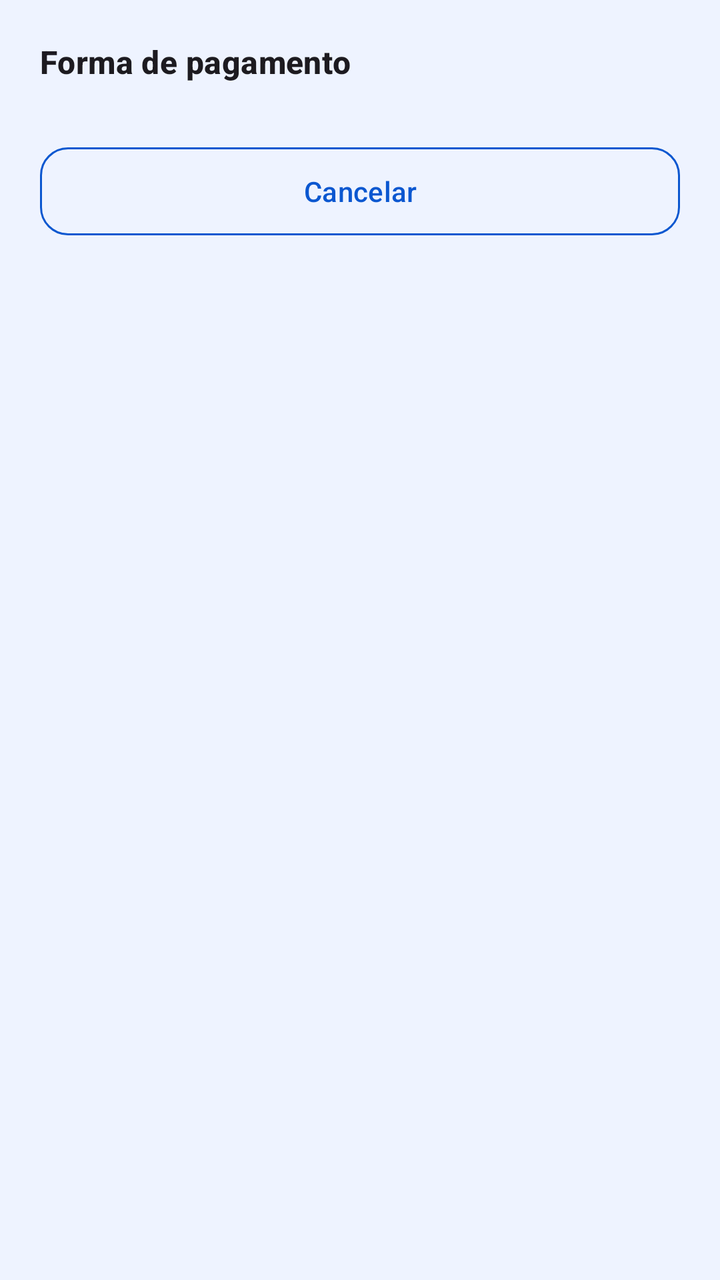
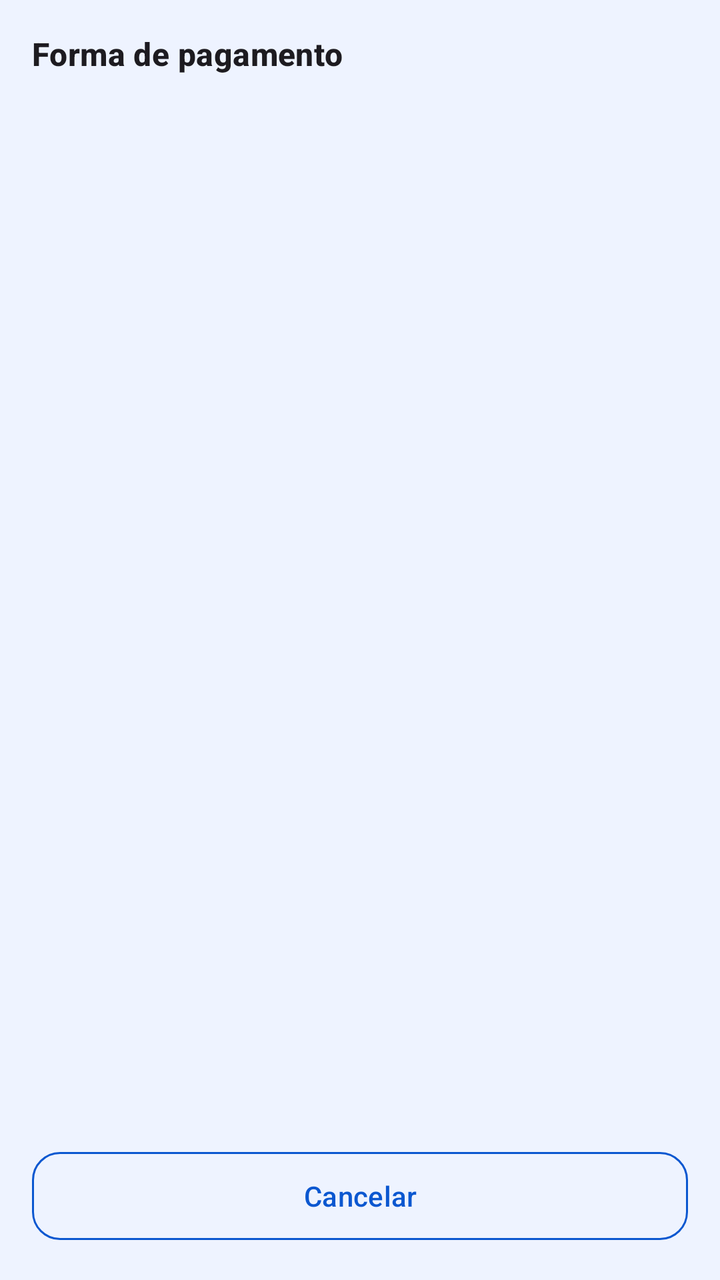

The first picture is an Android layout as it rendered before a commit; the second is the same layout after the commit. The layout source and the unified diff follow.
<!-- AndroidManifest.xml: application theme Theme.AppSiTefSmartPos -->
<!-- res/layout/dialog_tef_menu_options.xml -->
<?xml version="1.0" encoding="utf-8"?>
<LinearLayout xmlns:android="http://schemas.android.com/apk/res/android"
    android:layout_width="match_parent"
    android:layout_height="wrap_content"
    android:orientation="vertical"
    android:padding="20dp">

    <TextView
        android:id="@+id/tvMenuTitle"
        android:layout_width="match_parent"
        android:layout_height="wrap_content"
        android:text="Forma de pagamento"
        android:textAppearance="?attr/textAppearanceTitleMedium"
        android:textStyle="bold" />

    <ScrollView
        android:layout_width="match_parent"
        android:layout_height="wrap_content"
        android:layout_marginTop="16dp"
        android:fillViewport="true"
        android:overScrollMode="never">

        <LinearLayout
            android:id="@+id/containerMenuButtons"
            android:layout_width="match_parent"
            android:layout_height="wrap_content"
            android:orientation="vertical" />

    </ScrollView>

    <com.google.android.material.button.MaterialButton
        android:id="@+id/btnMenuCancel"
        style="@style/Widget.AppSiTefSmartPos.Button.Secondary"
        android:layout_width="match_parent"
        android:layout_height="wrap_content"
        android:layout_marginTop="12dp"
        android:text="Cancelar" />

</LinearLayout>
<!-- resources referenced by this layout -->
<resources>
  <style name="Widget.AppSiTefSmartPos.Button.Secondary" parent="Widget.Material3.Button.OutlinedButton">
          <item name="android:minHeight">52dp</item>
          <item name="cornerRadius">14dp</item>
          <item name="android:textAllCaps">false</item>
          <item name="strokeColor">?attr/colorPrimary</item>
          <item name="android:textColor">?attr/colorPrimary</item>
      </style>
  <style name="Theme.AppSiTefSmartPos" parent="Theme.Material3.DayNight.NoActionBar">
          <item name="colorPrimary">@color/brand_primary</item>
          <item name="colorOnPrimary">@color/brand_on_primary</item>
          <item name="colorPrimaryContainer">@color/brand_primary_container</item>
          <item name="colorOnPrimaryContainer">@color/brand_on_primary_container</item>
          <item name="colorSecondary">@color/brand_secondary</item>
          <item name="colorOnSecondary">@color/brand_on_secondary</item>
          <item name="colorSecondaryContainer">@color/brand_secondary_container</item>
          <item name="colorOnSecondaryContainer">@color/brand_on_secondary_container</item>
          <item name="colorTertiary">@color/brand_tertiary</item>
          <item name="colorOnTertiary">@color/brand_on_tertiary</item>
          <item name="colorSurface">@color/brand_surface</item>
          <item name="android:colorBackground">@color/brand_background</item>
          <item name="colorOnSurface">@color/brand_on_surface</item>
          <item name="colorOutline">@color/brand_outline</item>
          <item name="colorOutlineVariant">@color/brand_outline</item>
          <item name="android:statusBarColor" tools:targetApi="l">?attr/colorSurface</item>
      </style>
  <color name="brand_primary">#0B57D0</color>
  <color name="brand_on_primary">#FFFFFF</color>
  <color name="brand_primary_container">#D8E2FF</color>
  <color name="brand_on_primary_container">#001A43</color>
  <color name="brand_secondary">#2B4F8C</color>
  <color name="brand_on_secondary">#FFFFFF</color>
  <color name="brand_secondary_container">#DCE8FF</color>
  <color name="brand_on_secondary_container">#0E1D36</color>
  <color name="brand_tertiary">#1F6FEB</color>
  <color name="brand_on_tertiary">#FFFFFF</color>
  <color name="brand_surface">#F7F9FF</color>
  <color name="brand_background">#EEF3FF</color>
  <color name="brand_on_surface">#0F172A</color>
  <color name="brand_outline">#7A879A</color>
</resources>

<!-- the commit's change to res/layout/dialog_tef_menu_options.xml (unified diff, before → after) -->
@@ -1,24 +1,29 @@
 <?xml version="1.0" encoding="utf-8"?>
 <LinearLayout xmlns:android="http://schemas.android.com/apk/res/android"
+    android:id="@+id/rootMenuOptions"
     android:layout_width="match_parent"
-    android:layout_height="wrap_content"
+    android:layout_height="match_parent"
     android:orientation="vertical"
-    android:padding="20dp">
+    android:padding="16dp">
 
     <TextView
         android:id="@+id/tvMenuTitle"
         android:layout_width="match_parent"
         android:layout_height="wrap_content"
-        android:text="Forma de pagamento"
+        android:text="@string/tef_menu_title_payment"
         android:textAppearance="?attr/textAppearanceTitleMedium"
         android:textStyle="bold" />
 
     <ScrollView
+        android:id="@+id/scrollMenuOptions"
         android:layout_width="match_parent"
-        android:layout_height="wrap_content"
-        android:layout_marginTop="16dp"
-        android:fillViewport="true"
-        android:overScrollMode="never">
+        android:layout_height="0dp"
+        android:layout_marginTop="12dp"
+        android:layout_marginBottom="12dp"
+        android:layout_weight="1"
+        android:fillViewport="false"
+        android:overScrollMode="ifContentScrolls"
+        android:scrollbars="vertical">
 
         <LinearLayout
             android:id="@+id/containerMenuButtons"
@@ -33,7 +38,7 @@
         style="@style/Widget.AppSiTefSmartPos.Button.Secondary"
         android:layout_width="match_parent"
         android:layout_height="wrap_content"
-        android:layout_marginTop="12dp"
-        android:text="Cancelar" />
+        android:layout_gravity="bottom"
+        android:text="@string/tef_menu_cancel" />
 
 </LinearLayout>
<!-- resource entries referenced after the edit -->
@@ -1,5 +1,7 @@
 <!-- resources referenced by this layout -->
 <resources>
+  <string name="tef_menu_cancel">Cancelar</string>
+  <string name="tef_menu_title_payment">Forma de pagamento</string>
   <style name="Widget.AppSiTefSmartPos.Button.Secondary" parent="Widget.Material3.Button.OutlinedButton">
           <item name="android:minHeight">52dp</item>
           <item name="cornerRadius">14dp</item>
